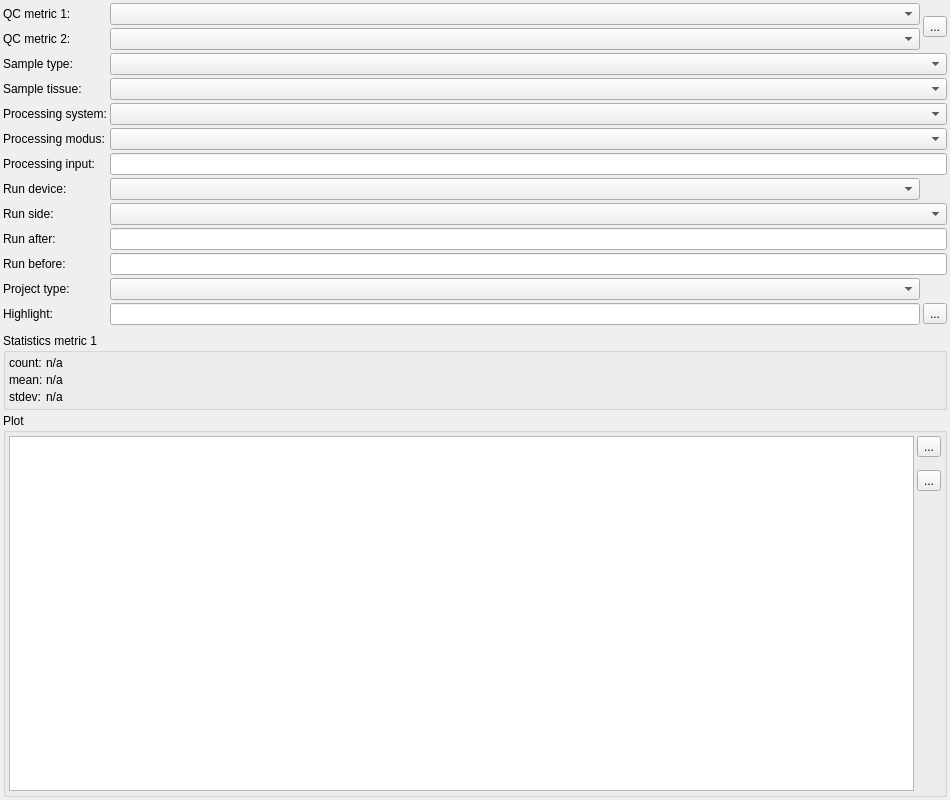
Before: the Qt Designer form src/GSvar/DBQCWidget.ui in imgag/ngs-bits, drawn with Qt 5.
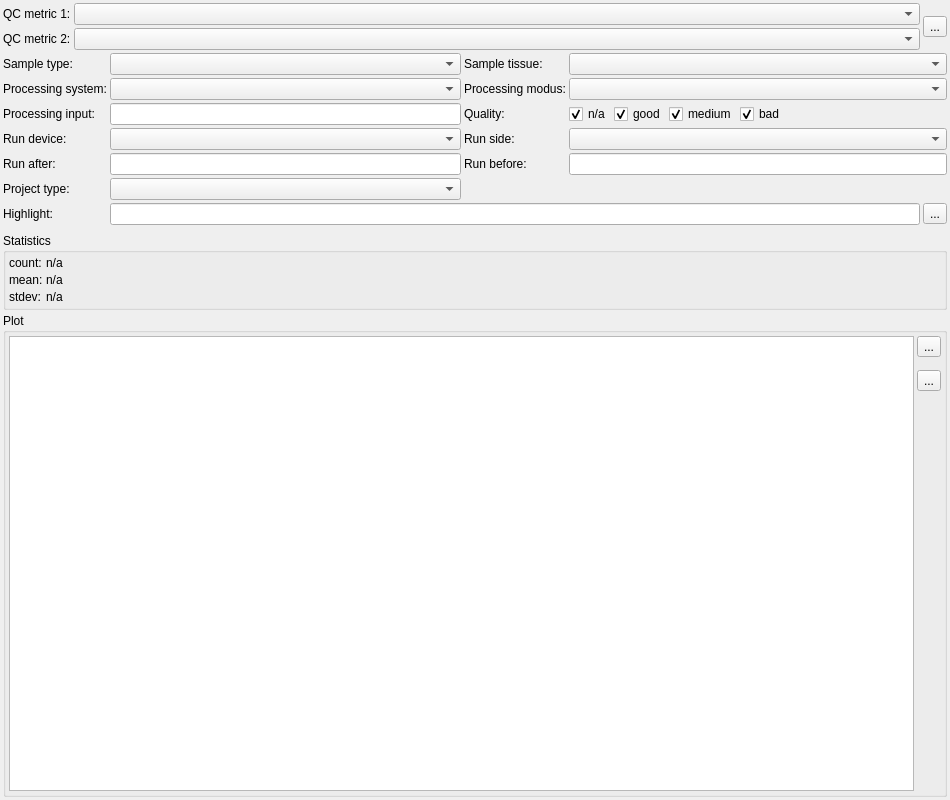
After: the same form once the commit is applied. Icons and pictures are not drawn. Custom widgets are drawn as their Qt base class.

Commit message: GSvar: QC plots can now be filtered by processed sample quality and improved copy to clipboard.

The edit to the form file:
```diff
--- a/src/GSvar/DBQCWidget.ui
+++ b/src/GSvar/DBQCWidget.ui
@@ -36,152 +36,178 @@
     <number>3</number>
    </property>
    <item>
-    <layout class="QGridLayout" name="gridLayout_2">
+    <layout class="QGridLayout" name="gridLayout_2" columnstretch="0,1,0">
      <property name="spacing">
       <number>3</number>
      </property>
-     <item row="2" column="1" colspan="2">
-      <widget class="QComboBox" name="sample_type">
-       <item>
-        <property name="text">
-         <string/>
-        </property>
-       </item>
-       <item>
+     <item row="1" column="0">
+      <widget class="QLabel" name="label_7">
+       <property name="toolTip">
+        <string>Second QC metric used to create a scatterplot.</string>
+       </property>
         <property name="text">
-         <string>normal (no FFPE)</string>
-        </property>
-       </item>
-       <item>
-        <property name="text">
-         <string>normal (FFPE)</string>
-        </property>
-       </item>
-       <item>
-        <property name="text">
-         <string>tumor (no FFPE)</string>
-        </property>
-       </item>
-       <item>
-        <property name="text">
-         <string>tumor (FFPE)</string>
-        </property>
-       </item>
+        <string>QC metric 2:</string>
+       </property>
       </widget>
      </item>
-     <item row="12" column="0">
-      <widget class="QLabel" name="label_6">
+     <item row="0" column="2" rowspan="2">
+      <widget class="QToolButton" name="swap_metrics">
        <property name="toolTip">
         <string>&lt;html&gt;&lt;head/&gt;&lt;body&gt;&lt;p&gt;Processed sample names to highlight.&lt;/p&gt;&lt;p&gt;Invalid processed sample names are listed in the tooltip of the text input field.&lt;/p&gt;&lt;/body&gt;&lt;/html&gt;</string>
        </property>
        <property name="text">
-        <string>Highlight:</string>
+        <string>...</string>
        </property>
       </widget>
      </item>
-     <item row="8" column="0">
-      <widget class="QLabel" name="label_11">
+     <item row="1" column="1">
+      <widget class="DBComboBox" name="term2"/>
+     </item>
+     <item row="0" column="0">
+      <widget class="QLabel" name="label_4">
        <property name="text">
-        <string>Run side:</string>
+        <string>QC metric 1:</string>
        </property>
       </widget>
      </item>
-     <item row="10" column="0">
+     <item row="0" column="1">
+      <widget class="DBComboBox" name="term"/>
+     </item>
+     <item row="2" column="0" colspan="3">
+      <layout class="QGridLayout" name="gridLayout_3" columnstretch="0,1,0,1,0">
+       <property name="spacing">
+        <number>3</number>
+       </property>
+       <item row="4" column="2">
       <widget class="QLabel" name="label_14">
        <property name="text">
         <string>Run before:</string>
        </property>
       </widget>
      </item>
-     <item row="3" column="0">
-      <widget class="QLabel" name="label_10">
+       <item row="2" column="2">
+        <widget class="QLabel" name="label_17">
+         <property name="toolTip">
+          <string>Processed sample quality</string>
+         </property>
        <property name="text">
-        <string>Sample tissue:</string>
+          <string>Quality:</string>
        </property>
       </widget>
      </item>
-     <item row="7" column="1">
+       <item row="3" column="3" colspan="2">
+        <widget class="QComboBox" name="run_side"/>
+       </item>
+       <item row="0" column="0">
+        <widget class="QLabel" name="label_8">
+         <property name="text">
+          <string>Sample type:</string>
+         </property>
+        </widget>
+       </item>
+       <item row="3" column="1">
       <widget class="DBComboBox" name="run_device"/>
      </item>
-     <item row="0" column="1">
-      <widget class="DBComboBox" name="term"/>
-     </item>
      <item row="5" column="0">
+        <widget class="QLabel" name="label_16">
+         <property name="text">
+          <string>Project type:</string>
+         </property>
+        </widget>
+       </item>
+       <item row="6" column="1" colspan="3">
+        <widget class="QLineEdit" name="highlight">
+         <property name="maxLength">
+          <number>999999</number>
+         </property>
+         <property name="clearButtonEnabled">
+          <bool>false</bool>
+         </property>
+        </widget>
+       </item>
+       <item row="6" column="0">
+        <widget class="QLabel" name="label_6">
+         <property name="toolTip">
+          <string>&lt;html&gt;&lt;head/&gt;&lt;body&gt;&lt;p&gt;Processed sample names to highlight.&lt;/p&gt;&lt;p&gt;Invalid processed sample names are listed in the tooltip of the text input field.&lt;/p&gt;&lt;/body&gt;&lt;/html&gt;</string>
+         </property>
+         <property name="text">
+          <string>Highlight:</string>
+         </property>
+        </widget>
+       </item>
+       <item row="1" column="2">
       <widget class="QLabel" name="label_9">
        <property name="text">
         <string>Processing modus:</string>
        </property>
       </widget>
      </item>
-     <item row="6" column="1" colspan="2">
-      <widget class="QLineEdit" name="processing_input"/>
-     </item>
-     <item row="9" column="0">
-      <widget class="QLabel" name="label_13">
-       <property name="text">
-        <string>Run after:</string>
+       <item row="1" column="1">
+        <widget class="DBComboBox" name="processing_system"/>
+       </item>
+       <item row="4" column="1">
+        <widget class="QLineEdit" name="run_after">
+         <property name="sizePolicy">
+          <sizepolicy hsizetype="Preferred" vsizetype="Fixed">
+           <horstretch>0</horstretch>
+           <verstretch>0</verstretch>
+          </sizepolicy>
        </property>
       </widget>
      </item>
-     <item row="7" column="0">
+       <item row="3" column="0">
       <widget class="QLabel" name="label_15">
        <property name="text">
         <string>Run device:</string>
        </property>
       </widget>
      </item>
-     <item row="0" column="0">
-      <widget class="QLabel" name="label_4">
-       <property name="text">
-        <string>QC metric 1:</string>
-       </property>
-      </widget>
-     </item>
-     <item row="4" column="1" colspan="2">
-      <widget class="DBComboBox" name="processing_system"/>
-     </item>
-     <item row="0" column="2" rowspan="2">
-      <widget class="QToolButton" name="swap_metrics">
-       <property name="toolTip">
-        <string>&lt;html&gt;&lt;head/&gt;&lt;body&gt;&lt;p&gt;Swap metrics (if two are given).&lt;/p&gt;&lt;/body&gt;&lt;/html&gt;</string>
-       </property>
-       <property name="text">
-        <string>...</string>
-       </property>
-       <property name="icon">
-        <iconset resource="GSvar.qrc">
-         <normaloff>:/Icons/Exchange.png</normaloff>:/Icons/Exchange.png</iconset>
-       </property>
-      </widget>
-     </item>
-     <item row="4" column="0">
+       <item row="5" column="1">
+        <widget class="QComboBox" name="project_type"/>
+       </item>
+       <item row="1" column="0">
       <widget class="QLabel" name="label_5">
        <property name="text">
         <string>Processing system:</string>
        </property>
       </widget>
      </item>
-     <item row="8" column="1" colspan="2">
-      <widget class="QComboBox" name="run_side"/>
-     </item>
-     <item row="1" column="0">
-      <widget class="QLabel" name="label_7">
-       <property name="toolTip">
-        <string>Second QC metric used to create a scatterplot.</string>
-       </property>
+       <item row="0" column="1">
+        <widget class="QComboBox" name="sample_type">
+         <property name="sizePolicy">
+          <sizepolicy hsizetype="Preferred" vsizetype="Fixed">
+           <horstretch>0</horstretch>
+           <verstretch>0</verstretch>
+          </sizepolicy>
+         </property>
+         <item>
+          <property name="text">
+           <string/>
+          </property>
+         </item>
+         <item>
+          <property name="text">
+           <string>normal (no FFPE)</string>
+          </property>
+         </item>
+         <item>
        <property name="text">
-        <string>QC metric 2:</string>
-       </property>
-      </widget>
-     </item>
-     <item row="6" column="0">
-      <widget class="QLabel" name="label_12">
+           <string>normal (FFPE)</string>
+          </property>
+         </item>
+         <item>
        <property name="text">
-        <string>Processing input:</string>
-       </property>
-      </widget>
-     </item>
-     <item row="12" column="2">
+           <string>tumor (no FFPE)</string>
+          </property>
+         </item>
+         <item>
+          <property name="text">
+           <string>tumor (FFPE)</string>
+          </property>
+         </item>
+        </widget>
+       </item>
+       <item row="6" column="4">
       <widget class="QToolButton" name="highlight_btn">
        <property name="toolTip">
         <string/>
@@ -198,47 +224,131 @@
        </property>
       </widget>
      </item>
-     <item row="1" column="1">
-      <widget class="DBComboBox" name="term2"/>
-     </item>
-     <item row="9" column="1" colspan="2">
-      <widget class="QLineEdit" name="run_after"/>
-     </item>
-     <item row="10" column="1" colspan="2">
-      <widget class="QLineEdit" name="run_before"/>
-     </item>
-     <item row="3" column="1" colspan="2">
-      <widget class="QComboBox" name="sample_tissue"/>
-     </item>
-     <item row="5" column="1" colspan="2">
+       <item row="2" column="1">
+        <widget class="QLineEdit" name="processing_input">
+         <property name="sizePolicy">
+          <sizepolicy hsizetype="Preferred" vsizetype="Fixed">
+           <horstretch>0</horstretch>
+           <verstretch>0</verstretch>
+          </sizepolicy>
+         </property>
+        </widget>
+       </item>
+       <item row="4" column="3" colspan="2">
+        <widget class="QLineEdit" name="run_before">
+         <property name="sizePolicy">
+          <sizepolicy hsizetype="Preferred" vsizetype="Fixed">
+           <horstretch>0</horstretch>
+           <verstretch>0</verstretch>
+          </sizepolicy>
+         </property>
+        </widget>
+       </item>
+       <item row="4" column="0">
+        <widget class="QLabel" name="label_13">
+         <property name="text">
+          <string>Run after:</string>
+         </property>
+        </widget>
+       </item>
+       <item row="0" column="3" colspan="2">
+        <widget class="QComboBox" name="sample_tissue">
+         <property name="sizePolicy">
+          <sizepolicy hsizetype="Preferred" vsizetype="Fixed">
+           <horstretch>0</horstretch>
+           <verstretch>0</verstretch>
+          </sizepolicy>
+         </property>
+        </widget>
+       </item>
+       <item row="1" column="3" colspan="2">
       <widget class="QComboBox" name="processing_modus"/>
      </item>
      <item row="2" column="0">
-      <widget class="QLabel" name="label_8">
+        <widget class="QLabel" name="label_12">
+         <property name="toolTip">
+          <string>Exact input for library prep in ng.</string>
+         </property>
        <property name="text">
-        <string>Sample type:</string>
+          <string>Processing input:</string>
        </property>
       </widget>
      </item>
-     <item row="12" column="1">
-      <widget class="QLineEdit" name="highlight">
-       <property name="maxLength">
-        <number>999999</number>
-       </property>
-       <property name="clearButtonEnabled">
-        <bool>false</bool>
+       <item row="3" column="2">
+        <widget class="QLabel" name="label_11">
+         <property name="text">
+          <string>Run side:</string>
+         </property>
+        </widget>
+       </item>
+       <item row="0" column="2">
+        <widget class="QLabel" name="label_10">
+         <property name="text">
+          <string>Sample tissue:</string>
        </property>
       </widget>
      </item>
-     <item row="11" column="0">
-      <widget class="QLabel" name="label_16">
+       <item row="2" column="3" colspan="2">
+        <layout class="QHBoxLayout" name="horizontalLayout">
+         <property name="spacing">
+          <number>3</number>
+         </property>
+         <item>
+          <widget class="QCheckBox" name="ps_qual_na">
        <property name="text">
-        <string>Project type:</string>
-       </property>
-      </widget>
-     </item>
-     <item row="11" column="1">
-      <widget class="QComboBox" name="project_type"/>
+            <string>n/a</string>
+           </property>
+           <property name="checked">
+            <bool>true</bool>
+           </property>
+          </widget>
+         </item>
+         <item>
+          <widget class="QCheckBox" name="ps_qual_good">
+           <property name="text">
+            <string>good</string>
+           </property>
+           <property name="checked">
+            <bool>true</bool>
+           </property>
+          </widget>
+         </item>
+         <item>
+          <widget class="QCheckBox" name="ps_qual_medium">
+           <property name="text">
+            <string>medium</string>
+           </property>
+           <property name="checked">
+            <bool>true</bool>
+           </property>
+          </widget>
+         </item>
+         <item>
+          <widget class="QCheckBox" name="ps_qual_bad">
+           <property name="text">
+            <string>bad</string>
+           </property>
+           <property name="checked">
+            <bool>true</bool>
+           </property>
+          </widget>
+         </item>
+         <item>
+          <spacer name="horizontalSpacer">
+           <property name="orientation">
+            <enum>Qt::Orientation::Horizontal</enum>
+           </property>
+           <property name="sizeHint" stdset="0">
+            <size>
+             <width>40</width>
+             <height>20</height>
+            </size>
+           </property>
+          </spacer>
+         </item>
+        </layout>
+       </item>
+      </layout>
      </item>
     </layout>
    </item>
@@ -264,7 +374,7 @@
       <string>&lt;html&gt;&lt;head/&gt;&lt;body&gt;&lt;p&gt;Statistics for the first quality metric.&lt;/p&gt;&lt;p&gt;Values of processed samples with 'bad' quality are excluded. &lt;/p&gt;&lt;/body&gt;&lt;/html&gt;</string>
      </property>
      <property name="title">
-      <string>Statistics metric 1</string>
+      <string>Statistics</string>
      </property>
      <property name="flat">
       <bool>true</bool>
```
Left out of the diff: 6 changed lines with no effect on the pictures. Lines whose indentation alone changed are shown as unchanged. The commit also changes 1 other file.
